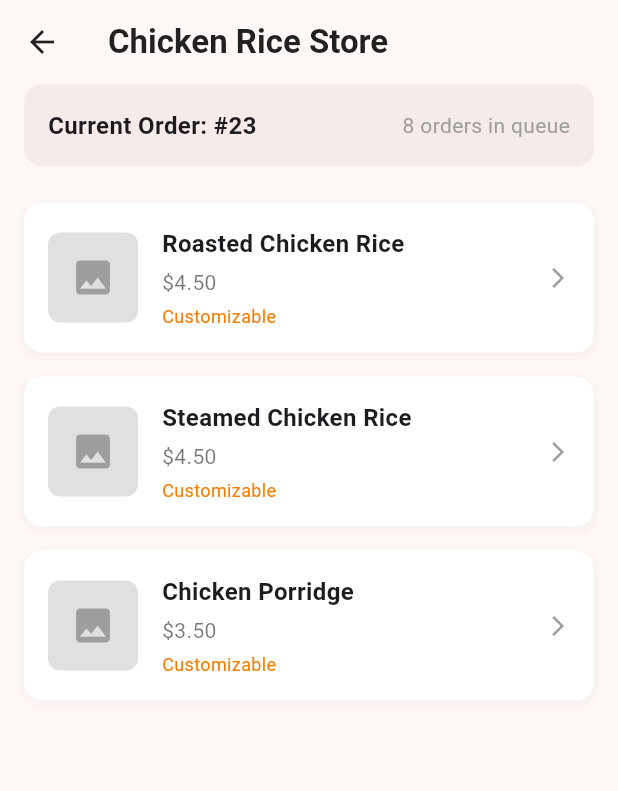
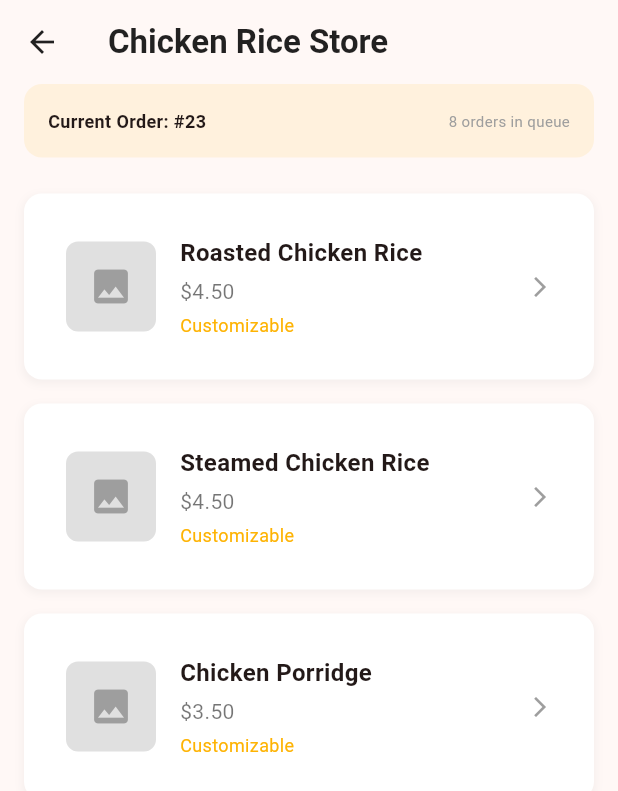
Before and after one commit to Vervazuklut/DineLine, a Flutter app: the screen it shows after launch, after a tap on "Chicken Rice Store", on a phone screen of 412 x 824 dp. Shown: the top 791 px of the screen. Run offline on Flutter 3.47's test engine with Material 3 defaults, Android fonts, the phone set to English and light mode, and no system bars; our stand-ins replace audioplayers; Roboto replaces fonts that are missing (System).

Commit message:
dineline V2

```diff
--- a/dine_line/lib/customize_page.dart
+++ b/dine_line/lib/customize_page.dart
@@ -2,7 +2,7 @@
 
 import 'package:flutter/material.dart';
 import 'models.dart';
-
+import "home_page.dart";
 class CustomizePage extends StatefulWidget {
   final FoodItem foodItem;
   final Function(OrderItem) onAddToOrder;
@@ -104,7 +104,8 @@ class _CustomizePageState extends State<CustomizePage> {
             child: SizedBox(
               width: double.infinity,
               child: ElevatedButton(
-                onPressed: () {
+                onPressed: () async {
+                  await AudioHelper.orderMadness();
                   final orderItem = OrderItem(
                     foodItem: widget.foodItem,
                     selectedAddOns: List.from(_selectedAddOns),
--- a/dine_line/lib/home_page.dart
+++ b/dine_line/lib/home_page.dart
@@ -4,6 +4,7 @@ import 'package:flutter/material.dart';
 import 'models.dart';
 import 'store_details_page.dart';
 import 'order_tracking_page.dart';
+import 'package:audioplayers/audioplayers.dart';
 
 // A simple data model for a restaurant
 class Restaurant {
@@ -31,6 +32,25 @@ class HomePage extends StatefulWidget {
 
   @override
   State<HomePage> createState() => _HomePageState();
+}
+
+class AudioHelper {
+  static final AudioPlayer _audioPlayer = AudioPlayer();
+  // Below is for the cart
+  static Future<void> playAudio() async {
+    await _audioPlayer.play(AssetSource('audio/button-pressed.mp3'));
+  }
+
+  static Future<void> playNormal() async {
+    await _audioPlayer.play(AssetSource('audio/normal-click.mp3'));
+  }
+
+  static Future<void> orderMadness() async {
+    await _audioPlayer.play(AssetSource('audio/pressing_order.mp3'));
+  }
+  static Future<void> cancelOrder() async {
+    await _audioPlayer.play(AssetSource('audio/cancel_button_sound.mp3'));
+  }
 }
 
 class _HomePageState extends State<HomePage> {
@@ -247,14 +267,14 @@ class _HomePageState extends State<HomePage> {
   Widget _buildSearchBar() {
     return Container(
       decoration: BoxDecoration(
-        color: const Color(0xFFF5EBE9),
+        color: const Color(0xFFFEB303).withOpacity(0.1),
         borderRadius: BorderRadius.circular(12.0),
       ),
       child: const TextField(
         decoration: InputDecoration(
           hintText: 'Search for food',
-          hintStyle: TextStyle(color: Color(0xFF9B6B6B)),
-          prefixIcon: Icon(Icons.search, color: Color(0xFF9B6B6B)),
+          hintStyle: TextStyle(color: Color(0xFF2F4293)),
+          prefixIcon: Icon(Icons.search, color: Color(0xFF2F4293)),
           border: InputBorder.none,
           contentPadding: EdgeInsets.symmetric(vertical: 15.0, horizontal: 10.0),
         ),
@@ -272,7 +292,8 @@ class _HomePageState extends State<HomePage> {
         return _RestaurantCard(
           restaurant: restaurant,
           hasActiveOrder: _currentOrder?.restaurantName == restaurant.name,
-          onTap: () {
+          onTap: () async {
+            await AudioHelper.playNormal();
             Navigator.of(context).push(MaterialPageRoute(
               builder: (context) => StoreDetailsPage(
                 restaurant: restaurant,
@@ -308,7 +329,7 @@ class _HomePageState extends State<HomePage> {
       currentIndex: _selectedIndex,
       onTap: _onItemTapped,
       backgroundColor: const Color(0xFFFFF8F6),
-      selectedItemColor: const Color(0xFF4A4A4A),
+      selectedItemColor: const Color(0xFFB9191E),
       unselectedItemColor: Colors.grey[600],
       elevation: 5,
       showUnselectedLabels: true,
@@ -355,9 +376,9 @@ class _RestaurantCardState extends State<_RestaurantCard> {
             padding: const EdgeInsets.all(12.0),
             decoration: BoxDecoration(
               color: _isPressed
-                  ? const Color(0xFFE8D5D3)
+                  ? const Color(0xFFB9191E).withOpacity(0.2)
                   : _isHovered
-                  ? const Color(0xFFF0E3E1)
+                  ? const Color(0xFFFEB303).withOpacity(0.1)
                   : Colors.transparent,
               borderRadius: BorderRadius.circular(12.0),
             ),
@@ -391,8 +412,8 @@ class _RestaurantCardState extends State<_RestaurantCard> {
                             style: TextStyle(
                               fontSize: 14,
                               color: widget.restaurant.isOpen
-                                  ? const Color(0xFF5A8E5A)
-                                  : const Color(0xFFC95B5B),
+                                  ? const Color(0xFF2F4293)
+                                  : const Color(0xFFB9191E),
                             ),
                           ),
                         ],
--- a/dine_line/lib/main.dart
+++ b/dine_line/lib/main.dart
@@ -15,8 +15,18 @@ class MyApp extends StatelessWidget {
     return MaterialApp(
       title: 'Dineline',
       theme: ThemeData(
-        primarySwatch: Colors.blue,
+        colorScheme: ColorScheme.fromSeed(
+          seedColor: const Color(0xFFB9191E), // ACJC Red
+          primary: const Color(0xFFB9191E), // ACJC Red
+          secondary: const Color(0xFF2F4293), // ACJC Blue
+          tertiary: const Color(0xFFFEB303), // ACJC Gold
+          surface: const Color(0xFFFFF8F6), // Light background
+          onPrimary: Colors.white,
+          onSecondary: Colors.white,
+          onTertiary: Colors.black,
+        ),
         fontFamily: 'System',
+        useMaterial3: true,
       ),
       home: const SplashScreen(),
       debugShowCheckedModeBanner: false,
--- a/dine_line/lib/order_summary_page.dart
+++ b/dine_line/lib/order_summary_page.dart
@@ -4,7 +4,7 @@ import 'dart:math';
 import 'package:flutter/material.dart';
 import 'models.dart';
 import 'order_tracking_page.dart';
-
+import 'home_page.dart';
 class OrderSummaryPage extends StatelessWidget {
   final List<OrderItem> cart;
   final String restaurantName;
@@ -103,7 +103,8 @@ class OrderSummaryPage extends StatelessWidget {
                 SizedBox(
                   width: double.infinity,
                   child: ElevatedButton(
-                    onPressed: () {
+                    onPressed: () async {
+                      await AudioHelper.playAudio();
                       final finalOrder = Order(
                         id: Random().nextInt(99999).toString(),
                         restaurantName: restaurantName,
--- a/dine_line/lib/splashscreen.dart
+++ b/dine_line/lib/splashscreen.dart
@@ -145,7 +145,7 @@ class _SplashScreenState extends State<SplashScreen> with SingleTickerProviderSt
                   style: TextStyle(
                     fontSize: 48.0,
                     fontWeight: FontWeight.bold,
-                    color: Color(0xFF4A4A4A),
+                    color: Color(0xFF2F4293),
                   ),
                 ),
               ),
--- a/dine_line/lib/store_details_page.dart
+++ b/dine_line/lib/store_details_page.dart
@@ -21,7 +21,10 @@ class StoreDetailsPage extends StatefulWidget {
 
 class _StoreDetailsPageState extends State<StoreDetailsPage> {
   final List<OrderItem> _cart = [];
-
+  int? _hoveredIndex;
+  int? _pressedIndex;
+  bool _isHovered = false;
+  bool _isPressed = false;
   void _addItemToCart(OrderItem orderItem) {
     setState(() {
       // Check if exact same item with same add-ons exists
@@ -29,19 +32,27 @@ class _StoreDetailsPageState extends State<StoreDetailsPage> {
         if (item.foodItem.name == orderItem.foodItem.name &&
             _areAddOnListsEqual(item.selectedAddOns, orderItem.selectedAddOns) &&
             item.specialInstructions == orderItem.specialInstructions) {
-          item.quantity++;
+          // Found matching item, increment quantity instead of replacing
+          item.quantity += orderItem.quantity;
+          print('Updated existing item: ${item.foodItem.name}, new quantity: ${item.quantity}');
           return;
         }
       }
       // If not found, add as new item
       _cart.add(orderItem);
+      print('Added new item: ${orderItem.foodItem.name}, quantity: ${orderItem.quantity}');
     });
   }
 
   bool _areAddOnListsEqual(List<AddOn> list1, List<AddOn> list2) {
     if (list1.length != list2.length) return false;
-    for (int i = 0; i < list1.length; i++) {
-      if (list1[i].name != list2[i].name) return false;
+
+    // Create sorted lists of add-on names for comparison
+    List<String> names1 = list1.map((addOn) => addOn.name).toList()..sort();
+    List<String> names2 = list2.map((addOn) => addOn.name).toList()..sort();
+
+    for (int i = 0; i < names1.length; i++) {
+      if (names1[i] != names2[i]) return false;
     }
     return true;
   }
@@ -66,7 +77,7 @@ class _StoreDetailsPageState extends State<StoreDetailsPage> {
             padding: const EdgeInsets.all(16.0),
             margin: const EdgeInsets.symmetric(horizontal: 16.0),
             decoration: BoxDecoration(
-              color: const Color(0xFFF5EBE9),
+              color: const Color(0xFFFEB303).withOpacity(0.1),
               borderRadius: BorderRadius.circular(12.0),
             ),
             child: Row(
@@ -74,11 +85,11 @@ class _StoreDetailsPageState extends State<StoreDetailsPage> {
               children: [
                 Text(
                   'Current Order: #${widget.restaurant.currentOrderNumber}',
-                  style: const TextStyle(fontSize: 16, fontWeight: FontWeight.w600),
+                  style: const TextStyle(fontSize: 12, fontWeight: FontWeight.w600),
                 ),
                 Text(
                   '${widget.restaurant.totalOrders} orders in queue',
-                  style: const TextStyle(fontSize: 14, color: Colors.grey),
+                  style: const TextStyle(fontSize: 10, color: Colors.grey),
                 ),
               ],
             ),
@@ -91,7 +102,7 @@ class _StoreDetailsPageState extends State<StoreDetailsPage> {
               itemCount: widget.restaurant.menu.length,
               itemBuilder: (context, index) {
                 final foodItem = widget.restaurant.menu[index];
-                return _buildFoodItemTile(foodItem);
+                return _buildFoodItemTile(foodItem, index); // Pass the index here
               },
             ),
           ),
@@ -99,7 +110,8 @@ class _StoreDetailsPageState extends State<StoreDetailsPage> {
       ),
       floatingActionButton: _cart.isNotEmpty
           ? FloatingActionButton.extended(
-        onPressed: () {
+        onPressed: () async {
+          await AudioHelper.playAudio();
           Navigator.of(context).push(MaterialPageRoute(
             builder: (context) => OrderSummaryPage(
               cart: _cart,
@@ -110,24 +122,18 @@ class _StoreDetailsPageState extends State<StoreDetailsPage> {
         },
         label: Text('View Order (${_cart.length})'),
         icon: const Icon(Icons.shopping_cart),
-        backgroundColor: Colors.orange,
+        backgroundColor: const Color(0xFFFEB303),
       )
           : null,
       floatingActionButtonLocation: FloatingActionButtonLocation.centerFloat,
     );
   }
 
-  Widget _buildFoodItemTile(FoodItem foodItem) {
-    return GestureDetector(
-      onTap: () {
-        Navigator.of(context).push(MaterialPageRoute(
-          builder: (context) => CustomizePage(
-            foodItem: foodItem,
-            onAddToOrder: _addItemToCart,
-          ),
-        ));
-      },
-      child: Container(
+  Widget _buildFoodItemTile(FoodItem foodItem, int index) {
+    final bool isHovered = _hoveredIndex == index;
+    final bool isPressed = _pressedIndex == index;
+
+    return Container(
       margin: const EdgeInsets.symmetric(horizontal: 16.0, vertical: 8.0),
       padding: const EdgeInsets.all(16.0),
       decoration: BoxDecoration(
@@ -141,6 +147,33 @@ class _StoreDetailsPageState extends State<StoreDetailsPage> {
             offset: const Offset(0, 2),
           ),
         ],
+      ),
+      child: MouseRegion(
+        onEnter: (_) => setState(() => _hoveredIndex = index),
+        onExit: (_) => setState(() => _hoveredIndex = null),
+        child: GestureDetector(
+          onTapDown: (_) => setState(() => _pressedIndex = index),
+          onTapUp: (_) => setState(() => _pressedIndex = null),
+          onTapCancel: () => setState(() => _pressedIndex = null),
+          onTap: () async {
+            await AudioHelper.playNormal();
+            Navigator.of(context).push(MaterialPageRoute(
+              builder: (context) => CustomizePage(
+                foodItem: foodItem,
+                onAddToOrder: _addItemToCart,
+              ),
+            ));
+          },
+          child: AnimatedContainer(
+            duration: const Duration(milliseconds: 150),
+            padding: const EdgeInsets.all(12.0),
+            decoration: BoxDecoration(
+              color: isPressed
+                  ? const Color(0xFFB9191E).withOpacity(0.2)
+                  : isHovered
+                  ? const Color(0xFFFEB303).withOpacity(0.1)
+                  : Colors.transparent,
+              borderRadius: BorderRadius.circular(12.0),
             ),
             child: Row(
               children: [
@@ -171,7 +204,7 @@ class _StoreDetailsPageState extends State<StoreDetailsPage> {
                         const SizedBox(height: 4),
                         Text(
                           'Customizable',
-                      style: TextStyle(color: Colors.orange[700], fontSize: 12),
+                          style: TextStyle(color: Color(0xFFFEB303), fontSize: 12),
                         ),
                       ],
                     ],
@@ -181,6 +214,8 @@ class _StoreDetailsPageState extends State<StoreDetailsPage> {
               ],
             ),
           ),
+        ),
+      ),
     );
   }
 }
```
Also changed, not shown: dine_line/lib/order_tracking_page.dart (+10 -6 lines), 4 other files. Lines whose indentation alone changed are shown as unchanged.
